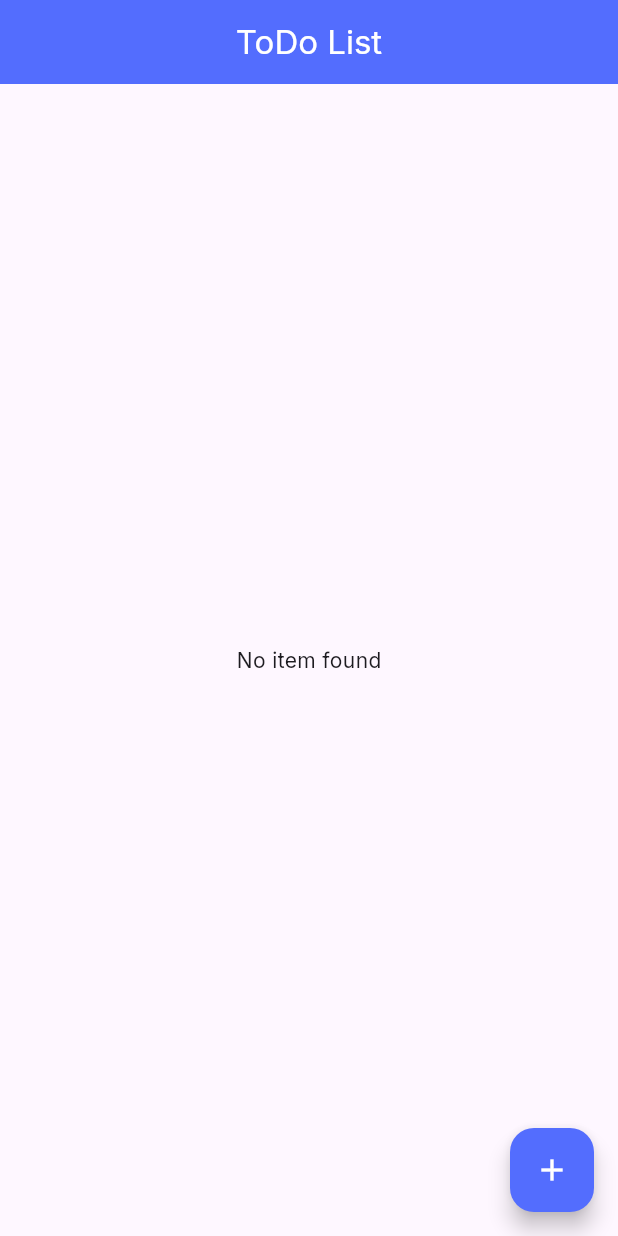
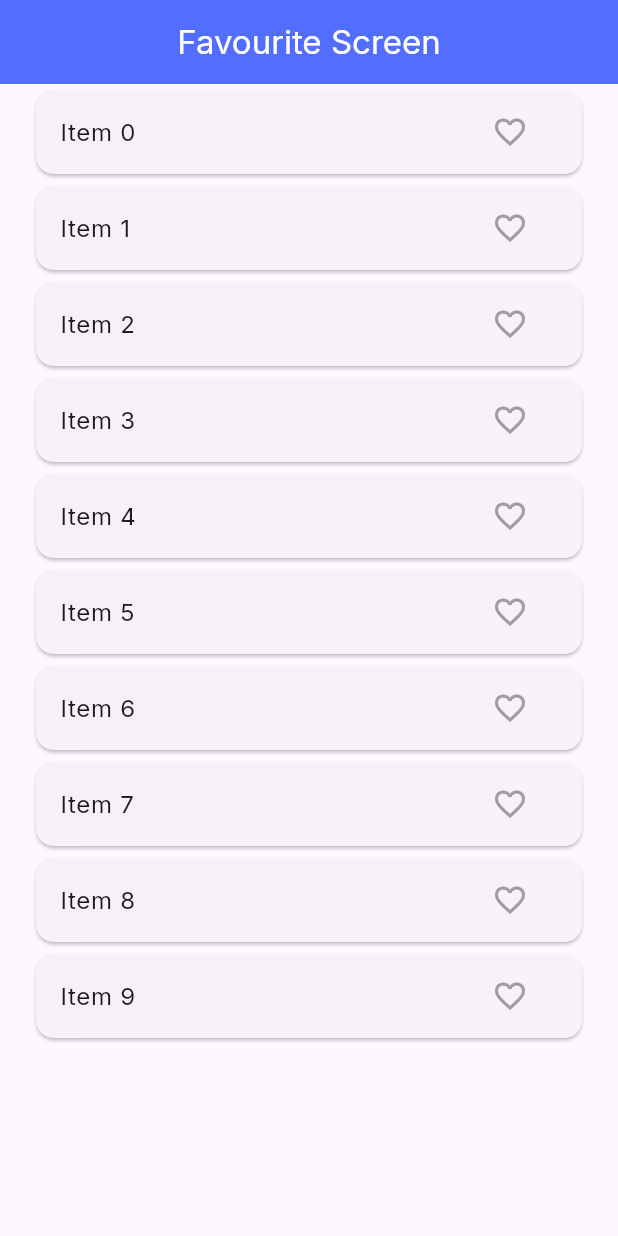
Before and after one commit to ukashaanwarpk/flutter_bloc_learning, a Flutter app: the screen it shows after launch, on a phone screen of 412 x 824 dp. Run offline on Flutter 3.47's test engine with Material 3 defaults, Android fonts, the phone set to English and light mode, and no system bars; our stand-ins replace bloc, equatable, flutter_bloc, google_fonts, image_picker.

Commit message:
first commit

```diff
--- /dev/null
+++ b/lib/bloc/favourite/favourite_item_bloc.dart
@@ -0,0 +1,39 @@
+import 'package:bloc/bloc.dart';
+import 'package:flutter_bloc_learning/bloc/favourite/favourite_item_event.dart';
+import 'package:flutter_bloc_learning/bloc/favourite/favourite_item_state.dart';
+import 'package:flutter_bloc_learning/model/favourite_item_model.dart';
+import 'package:flutter_bloc_learning/utils/favourite_item_utils.dart';
+
+class FavouriteItemBloc extends Bloc<FavouriteItemEvent, FavouriteItemState> {
+  List<FavouriteItemModel> favouriteItemList = [];
+  final FavouriteItemUtils favouriteItemUtils;
+
+  FavouriteItemBloc(this.favouriteItemUtils) : super(FavouriteItemState()) {
+    on<FetchFavouriteItems>(_fetchFavouriteItems);
+    on<AddToFavourite>(_addToFavourite);
+  }
+
+  void _fetchFavouriteItems(
+      FetchFavouriteItems event, Emitter<FavouriteItemState> emit) async {
+    favouriteItemList = await favouriteItemUtils.fetchItems();
+
+    emit(
+      state.copyWith(
+          favouriteItemModel: List.from(favouriteItemList),
+          loadingState: LoadingState.completed),
+    );
+  }
+
+  void _addToFavourite(AddToFavourite event, Emitter<FavouriteItemState> emit) {
+    final index = favouriteItemList.indexWhere(
+      (element) => element.id == event.favouriteItemModel.id,
+    );
+
+    favouriteItemList[index] = event.favouriteItemModel;
+    emit(
+      state.copyWith(
+        favouriteItemModel: List.from(favouriteItemList),
+      ),
+    );
+  }
+}
--- /dev/null
+++ b/lib/bloc/favourite/favourite_item_event.dart
@@ -0,0 +1,21 @@
+import 'package:equatable/equatable.dart';
+import 'package:flutter_bloc_learning/model/favourite_item_model.dart';
+
+class FavouriteItemEvent extends Equatable {
+  const FavouriteItemEvent();
+
+  @override
+  List<Object?> get props => [];
+}
+
+class FetchFavouriteItems extends FavouriteItemEvent {
+  const FetchFavouriteItems();
+}
+
+class AddToFavourite extends FavouriteItemEvent {
+  final FavouriteItemModel favouriteItemModel;
+  const AddToFavourite({required this.favouriteItemModel});
+
+  @override
+  List<Object?> get props => [favouriteItemModel];
+}
--- /dev/null
+++ b/lib/bloc/favourite/favourite_item_state.dart
@@ -0,0 +1,25 @@
+import 'package:equatable/equatable.dart';
+import 'package:flutter_bloc_learning/model/favourite_item_model.dart';
+
+enum LoadingState { loading, completed, error }
+
+class FavouriteItemState extends Equatable {
+  final LoadingState loadingState;
+  final List<FavouriteItemModel> favouriteItemModel;
+  const FavouriteItemState({
+    this.favouriteItemModel = const [],
+    this.loadingState = LoadingState.loading,
+  });
+
+  @override
+  List<Object?> get props => [favouriteItemModel, loadingState];
+
+  FavouriteItemState copyWith(
+      {List<FavouriteItemModel>? favouriteItemModel,
+      LoadingState? loadingState}) {
+    return FavouriteItemState(
+      favouriteItemModel: favouriteItemModel ?? this.favouriteItemModel,
+      loadingState: loadingState ?? this.loadingState,
+    );
+  }
+}
--- a/lib/main.dart
+++ b/lib/main.dart
@@ -1,17 +1,20 @@
 import 'package:flutter/material.dart';
 import 'package:flutter_bloc/flutter_bloc.dart';
 import 'package:flutter_bloc_learning/bloc/counter/counter_bloc.dart';
+import 'package:flutter_bloc_learning/bloc/favourite/favourite_item_bloc.dart';
 import 'package:flutter_bloc_learning/bloc/image_picker/image_picker_bloc.dart';
 import 'package:flutter_bloc_learning/bloc/radio/radio_bloc.dart';
 import 'package:flutter_bloc_learning/bloc/switch/switch_bloc.dart';
 import 'package:flutter_bloc_learning/bloc/todo/todo_bloc.dart';
 import 'package:flutter_bloc_learning/ui/counter_screen.dart';
 import 'package:flutter_bloc_learning/ui/image_picker_screen.dart';
+import 'package:flutter_bloc_learning/utils/favourite_item_utils.dart';
 import 'package:flutter_bloc_learning/utils/image_picker_utils.dart';
 import 'package:google_fonts/google_fonts.dart';
 
 import 'bloc/theme/theme_bloc.dart';
 import 'bloc/theme/theme_state.dart';
+import 'ui/favourite_screen.dart';
 import 'ui/radio_tile_screen.dart';
 import 'ui/slider_and_switch_screen.dart';
 import 'ui/theme_change_screen.dart';
@@ -34,6 +37,8 @@ class MyApp extends StatelessWidget {
         BlocProvider(create: (create) => ImagePickerBloc(ImagePickerUtils())),
         BlocProvider(create: (create) => RadioBloc()),
         BlocProvider(create: (create) => TodoBloc()),
+        BlocProvider(
+            create: (create) => FavouriteItemBloc(FavouriteItemUtils())),
       ],
       child: BlocBuilder<ThemeBloc, ThemeState>(
         builder: (context, state) {
@@ -57,7 +62,7 @@ class MyApp extends StatelessWidget {
               colorScheme: ColorScheme.fromSeed(seedColor: Colors.deepPurple),
               useMaterial3: true,
             ),
-            home: TodoListScreen(),
+            home: FavouriteScreen(),
           );
         },
       ),
--- /dev/null
+++ b/lib/model/favourite_item_model.dart
@@ -0,0 +1,28 @@
+import 'package:equatable/equatable.dart';
+
+class FavouriteItemModel extends Equatable {
+  final String id;
+  final String title;
+  final bool isFavourite;
+  final bool isCheck;
+
+  const FavouriteItemModel({
+    required this.id,
+    required this.title,
+    this.isFavourite = false,
+    this.isCheck = false,
+  });
+
+  @override
+  List<Object?> get props => [id, title, isFavourite, isCheck];
+
+  FavouriteItemModel copyWith(
+      {String? id, String? title, bool? isFavourite, bool? isCheck}) {
+    return FavouriteItemModel(
+      id: id ?? this.id,
+      title: title ?? this.title,
+      isFavourite: isFavourite ?? this.isFavourite,
+      isCheck: isCheck ?? this.isCheck,
+    );
+  }
+}
--- /dev/null
+++ b/lib/ui/favourite_screen.dart
@@ -0,0 +1,78 @@
+import 'package:flutter/material.dart';
+import 'package:flutter_bloc/flutter_bloc.dart';
+import 'package:flutter_bloc_learning/bloc/favourite/favourite_item_bloc.dart';
+import 'package:flutter_bloc_learning/bloc/favourite/favourite_item_event.dart';
+import 'package:flutter_bloc_learning/bloc/favourite/favourite_item_state.dart';
+import 'package:flutter_bloc_learning/model/favourite_item_model.dart';
+
+class FavouriteScreen extends StatefulWidget {
+  const FavouriteScreen({super.key});
+
+  @override
+  State<FavouriteScreen> createState() => _FavouriteScreenState();
+}
+
+class _FavouriteScreenState extends State<FavouriteScreen> {
+  @override
+  void initState() {
+    super.initState();
+    context.read<FavouriteItemBloc>().add(FetchFavouriteItems());
+  }
+
+  @override
+  Widget build(BuildContext context) {
+    return Scaffold(
+      appBar: AppBar(
+        title: Text('Favourite Screen'),
+        centerTitle: true,
+      ),
+      body: BlocBuilder<FavouriteItemBloc, FavouriteItemState>(
+        builder: (context, state) {
+          switch (state.loadingState) {
+            case LoadingState.loading:
+              return Center(
+                child: CircularProgressIndicator(
+                  color: Colors.indigoAccent,
+                ),
+              );
+            case LoadingState.error:
+              return Text('The Error ');
+            case LoadingState.completed:
+              return ListView.builder(
+                padding: EdgeInsets.symmetric(
+                  horizontal: 20,
+                ),
+                itemCount: state.favouriteItemModel.length,
+                itemBuilder: (context, index) {
+                  final item = state.favouriteItemModel[index];
+                  return Card(
+                    child: ListTile(
+                      title: Text(item.title.toString()),
+                      trailing: IconButton(
+                        onPressed: () {
+                          final favouriteItemModel = FavouriteItemModel(
+                              id: item.id,
+                              title: item.title,
+                              isFavourite: item.isFavourite ? false : true);
+                          context.read<FavouriteItemBloc>().add(
+                                AddToFavourite(
+                                    favouriteItemModel: favouriteItemModel),
+                              );
+                        },
+                        icon: Icon(
+                          item.isFavourite
+                              ? Icons.favorite
+                              : Icons.favorite_border_outlined,
+                          color: item.isFavourite ? Colors.red : Colors.grey,
+                        ),
+                      ),
+                    ),
+                  );
+                },
+              );
+          }
+        },
+      ),
+    );
+  }
+}
--- /dev/null
+++ b/lib/utils/favourite_item_utils.dart
@@ -0,0 +1,16 @@
+import 'package:flutter_bloc_learning/model/favourite_item_model.dart';
+
+class FavouriteItemUtils {
+  Future<List<FavouriteItemModel>> fetchItems() async {
+    await Future.delayed(Duration(seconds: 3));
+
+    return List.from(_generateList(10));
+  }
+
+  List<FavouriteItemModel> _generateList(int length) {
+    return List.generate(
+      length,
+      (index) => FavouriteItemModel(id: index.toString(), title: 'Item $index'),
+    );
+  }
+}
```
